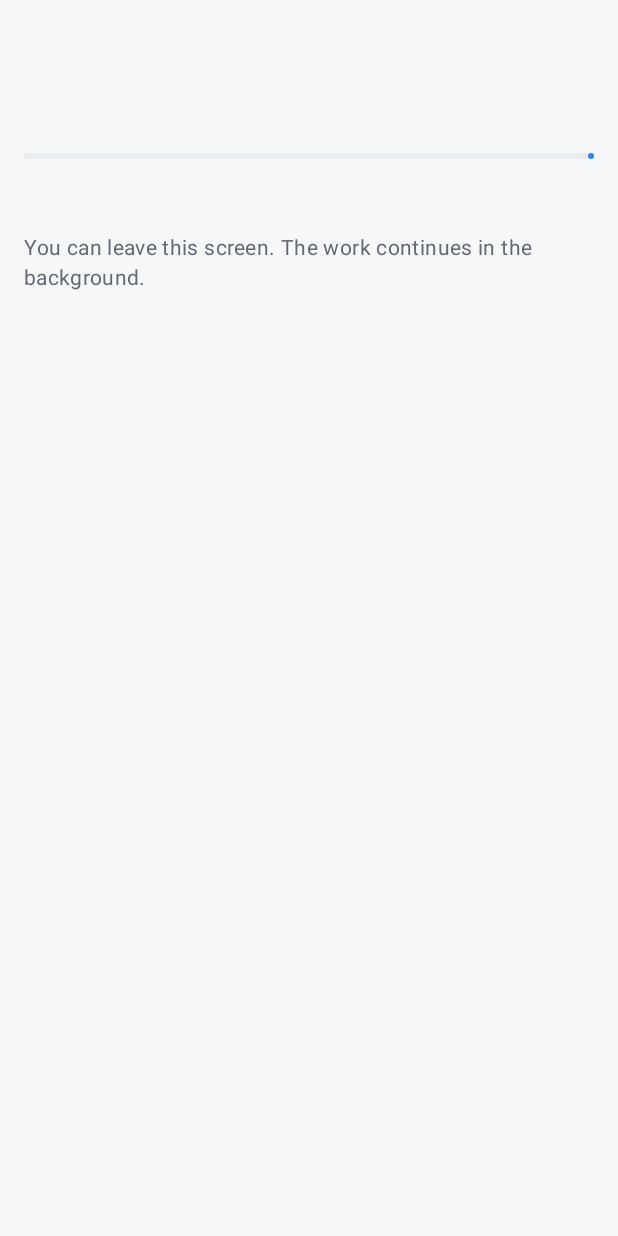
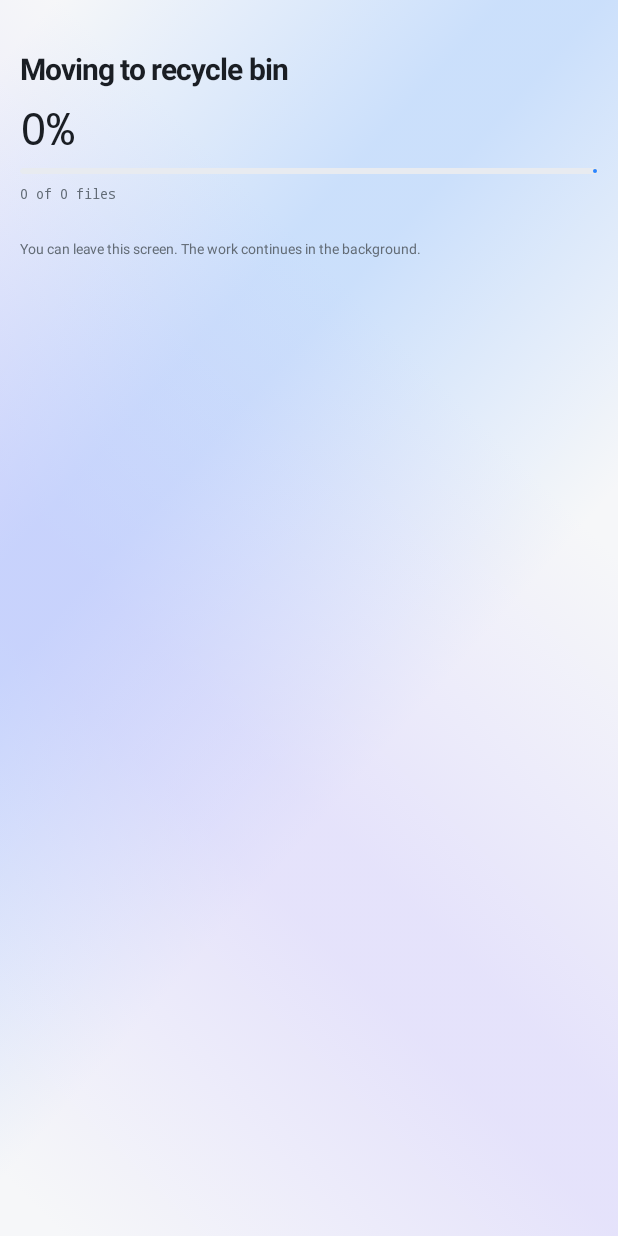
Before and after one commit to madhavraj840/Duplicate-file-finder-app-code, an Android app built with Jetpack Compose: the fragment DeleteFragment shown on its own in the app's theme, on a phone screen of 412 x 824 dp. Run offline under Robolectric (Android 15) with nearby library versions, the phone set to English and light mode, and no system bars; libraries missing offline, so code that uses them is left out: coil.decode; 1 statement that could not run was skipped.

Commit message:
feat(ui): Delete progress/result in Compose
Co-Authored-By: Claude Opus 5.5 <noreply@anthropic.com>

```diff
--- /dev/null
+++ b/app/src/main/java/com/bunkwise/duplicatefilefinder/presentation/delete/DeleteScreen.kt
@@ -0,0 +1,86 @@
+package com.bunkwise.duplicatefilefinder.presentation.delete
+
+import androidx.compose.foundation.layout.Box
+import androidx.compose.foundation.layout.Column
+import androidx.compose.foundation.layout.Spacer
+import androidx.compose.foundation.layout.fillMaxSize
+import androidx.compose.foundation.layout.fillMaxWidth
+import androidx.compose.foundation.layout.height
+import androidx.compose.foundation.layout.padding
+import androidx.compose.foundation.rememberScrollState
+import androidx.compose.foundation.shape.RoundedCornerShape
+import androidx.compose.foundation.verticalScroll
+import androidx.compose.material3.LinearProgressIndicator
+import androidx.compose.material3.MaterialTheme
+import androidx.compose.material3.Text
+import androidx.compose.runtime.Composable
+import androidx.compose.ui.Modifier
+import androidx.compose.ui.draw.clip
+import androidx.compose.ui.text.style.TextOverflow
+import androidx.compose.ui.unit.dp
+import com.bunkwise.duplicatefilefinder.ui.AppCard
+import com.bunkwise.duplicatefilefinder.ui.Df
+import com.bunkwise.duplicatefilefinder.ui.Mono
+import com.bunkwise.duplicatefilefinder.ui.PrimaryButton
+import com.bunkwise.duplicatefilefinder.ui.Spacing
+import com.bunkwise.duplicatefilefinder.ui.TonalButton
+import com.bunkwise.duplicatefilefinder.ui.glassBackdrop
+
+/** Either a running cleanup or its outcome; all copy is resolved by the Fragment. */
+sealed interface DeleteUi {
+    val title: String
+    data class Running(override val title: String, val percent: Int, val count: String, val current: String, val note: String) : DeleteUi
+    data class Done(
+        override val title: String,
+        val body: String,
+        val undoLabel: String?,
+        val skipped: String?,
+        val doneLabel: String,
+        val busy: Boolean,
+    ) : DeleteUi
+}
+
+@Composable
+fun DeleteScreen(ui: DeleteUi, onUndo: () -> Unit, onDone: () -> Unit) {
+    val n = Df.c
+    Box(Modifier.fillMaxSize().glassBackdrop()) {
+        Column(Modifier.fillMaxSize().padding(Spacing.gutter)) {
+            Column(Modifier.weight(1f).verticalScroll(rememberScrollState())) {
+                Spacer(Modifier.height(Spacing.xxl))
+                Text(ui.title, style = MaterialTheme.typography.headlineMedium, color = n.tx)
+                Spacer(Modifier.height(Spacing.lg))
+                when (ui) {
+                    is DeleteUi.Running -> {
+                        Text("${ui.percent}%", style = MaterialTheme.typography.displayMedium.copy(fontFamily = Mono), color = n.tx)
+                        Spacer(Modifier.height(Spacing.md))
+                        LinearProgressIndicator(
+                            progress = { ui.percent / 100f },
+                            modifier = Modifier.fillMaxWidth().height(6.dp).clip(RoundedCornerShape(3.dp)),
+                            color = n.ac,
+                            trackColor = n.s2,
+                        )
+                        Spacer(Modifier.height(Spacing.md))
+                        Text(ui.count, style = MaterialTheme.typography.bodyMedium.copy(fontFamily = Mono), color = n.mu)
+                        Text(ui.current, style = MaterialTheme.typography.bodySmall, color = n.mu, maxLines = 1, overflow = TextOverflow.Ellipsis)
+                        Spacer(Modifier.height(Spacing.xl))
+                        Text(ui.note, style = MaterialTheme.typography.bodyMedium, color = n.mu)
+                    }
+                    is DeleteUi.Done -> {
+                        Text(ui.body, style = MaterialTheme.typography.bodyLarge, color = n.mu)
+                        if (ui.skipped != null) {
+                            Spacer(Modifier.height(Spacing.lg))
+                            AppCard { Text(ui.skipped, style = MaterialTheme.typography.bodyMedium, color = n.tx) }
+                        }
+                    }
+                }
+            }
+            if (ui is DeleteUi.Done) {
+                if (ui.undoLabel != null) {
+                    TonalButton(ui.undoLabel, onClick = onUndo, enabled = !ui.busy, modifier = Modifier.fillMaxWidth())
+                    Spacer(Modifier.height(Spacing.sm))
+                }
+                PrimaryButton(ui.doneLabel, onClick = onDone, enabled = !ui.busy, modifier = Modifier.fillMaxWidth())
+            }
+        }
+    }
+}
```
Also changed, not shown: app/src/main/java/com/bunkwise/duplicatefilefinder/presentation/delete/DeleteFragment.kt (+63 -93 lines).
